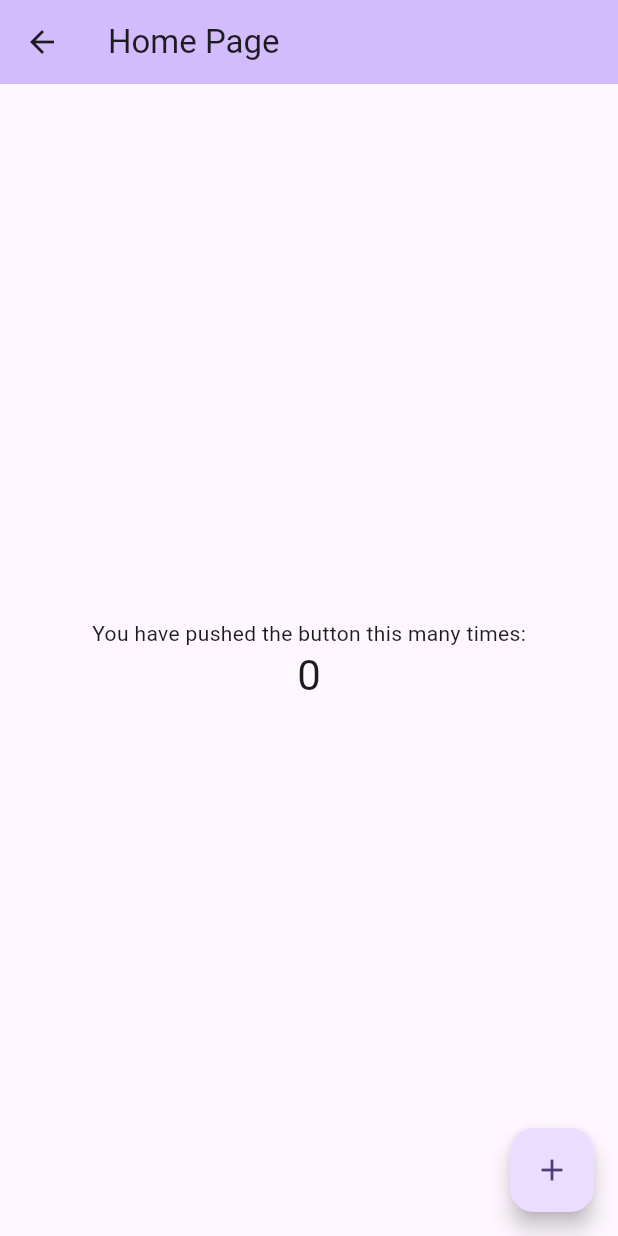
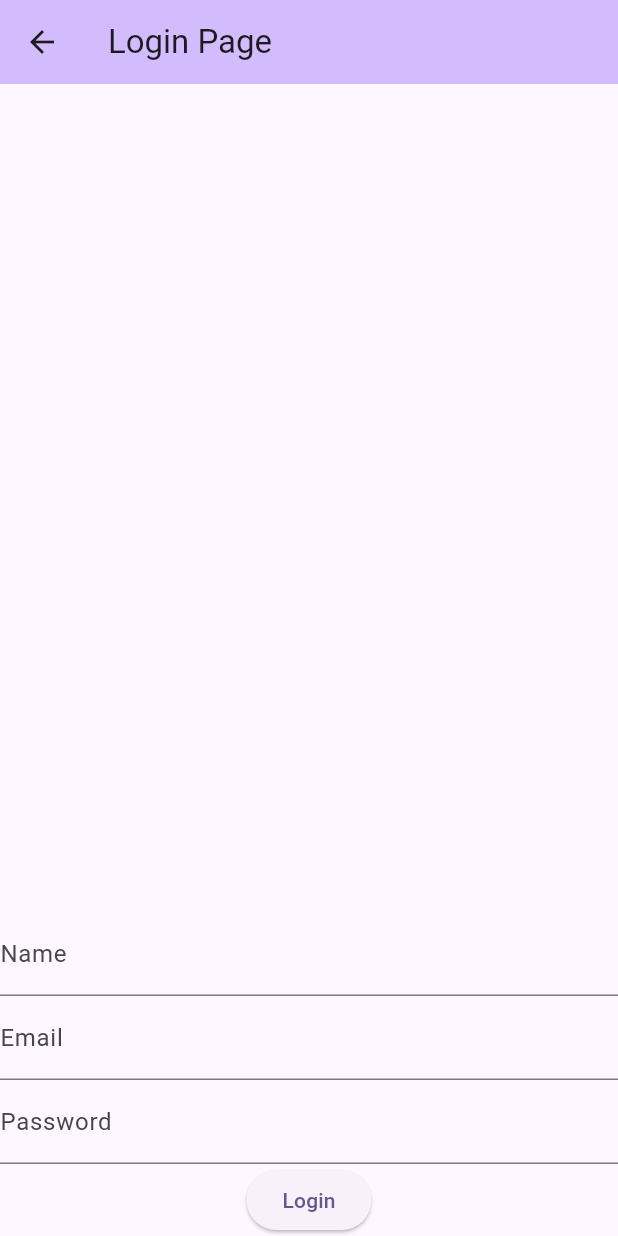
Before and after one commit to Aditya2874/your_wellbeing, a Flutter app: the screen it shows after launch, after a tap on "Already User ?", on a phone screen of 412 x 824 dp. Run offline on Flutter 3.47's test engine with Material 2 defaults, Android fonts, the light colour scheme and no system bars.

Commit message:
Sign Up Structured

```diff
--- a/lib/login.dart
+++ b/lib/login.dart
@@ -0,0 +1,53 @@
+import 'package:flutter/cupertino.dart';
+import 'package:flutter/material.dart';
+import 'package:your_wellbeing/main.dart';
+
+class login extends StatelessWidget{
+  const login({super.key});
+  @override
+  Widget build(BuildContext context) {
+    final TextEditingController nameController = TextEditingController();
+    final TextEditingController emailController = TextEditingController();
+    final TextEditingController passwordController = TextEditingController();
+    return Scaffold(
+      appBar: AppBar(
+      backgroundColor: Theme.of(context).colorScheme.inversePrimary,
+      title: Text("Login Page")
+      ),
+      body: Container(
+        alignment: Alignment.bottomCenter,
+        child: Column(
+        mainAxisAlignment: MainAxisAlignment.end,
+        children: [
+          TextFormField(
+            controller: nameController,
+            decoration: InputDecoration(labelText: 'Name'),
+          ),
+          TextFormField(
+            controller: emailController,
+            decoration: InputDecoration(labelText: 'Email'),
+          ),
+          TextFormField(
+            controller: passwordController,
+            decoration: InputDecoration(labelText: 'Password'),
+            obscureText: true,
+          ),
+          ElevatedButton(
+            onPressed: () {
+              // Navigate to the home screen
+              Navigator.push(
+                context,
+                MaterialPageRoute(
+                  builder: (context) => MyHomePage(title: "Home Page"),
+                ),
+              );
+            },
+            child: Text('Login'),
+          ),
+        ],
+      ),
+      )
+    );
+  }
+
+}
--- a/lib/signUp.dart
+++ b/lib/signUp.dart
@@ -1,5 +1,6 @@
 import 'package:flutter/cupertino.dart';
 import 'package:flutter/material.dart';
+import 'package:your_wellbeing/login.dart';
 import 'package:your_wellbeing/main.dart';
 
 class signUp extends StatelessWidget{
@@ -52,7 +53,7 @@ class signUp extends StatelessWidget{
                   Navigator.push(
                     context,
                     MaterialPageRoute(
-                      builder: (context) => MyHomePage(title: "Home Page"),
+                      builder: (context) => login(),
                     ),
                   );
                 }, child: Text("Already User ?"))
```
